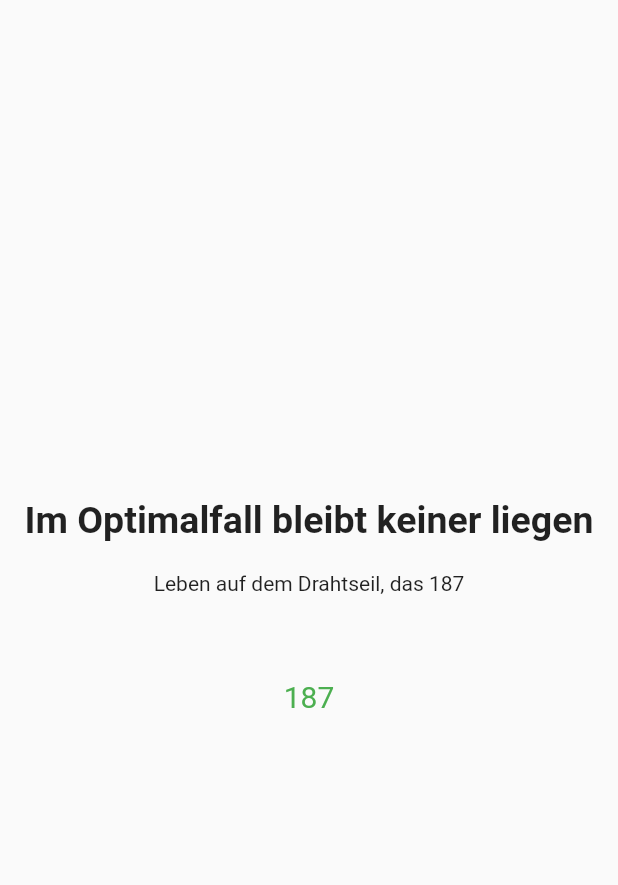
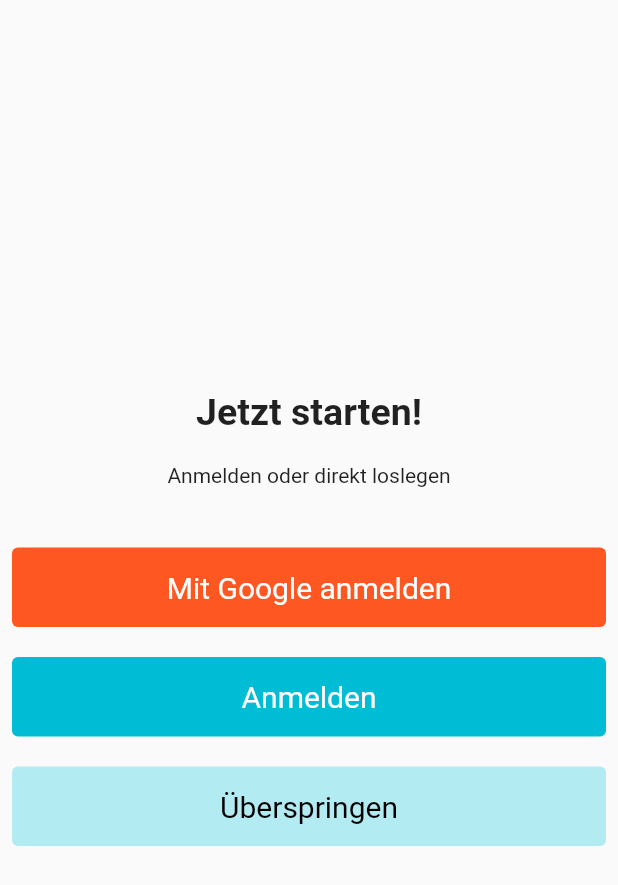
Before and after one commit to BiyCck/Food-Q-lator, a Flutter app: the Onboarding3 screen opened directly, on a phone screen of 412 x 824 dp. Shown: the top 885 px of the screen. Run offline on Flutter 3.47's test engine with Material 2 defaults, Android fonts, the phone set to English and light mode, and no system bars; Roboto replaces fonts that are missing (Montsserrat); project files that could hold a hidden picture were left out.

Commit message:
Seite3start

```diff
--- a/food_q_lator/lib/screens/onboarding_3.dart
+++ b/food_q_lator/lib/screens/onboarding_3.dart
@@ -1,6 +1,8 @@
 import 'package:flutter/material.dart';
 import 'package:flutter/src/widgets/container.dart';
 import 'package:flutter/src/widgets/framework.dart';
+import 'package:food_q_lator/screens/home_screen.dart';
+import 'package:food_q_lator/services/constants.dart';
 
 class Onboarding3 extends StatefulWidget {
   const Onboarding3({super.key});
@@ -20,21 +22,43 @@
           crossAxisAlignment: CrossAxisAlignment.stretch,
 
           children: [
-            Text("Im Optimalfall bleibt keiner liegen", textAlign: TextAlign.center,style: TextStyle(fontWeight: FontWeight.bold, fontSize: 25.0,),),
+            Text("Jetzt starten!", textAlign: TextAlign.center,style: TextStyle(fontWeight: FontWeight.bold, fontSize: 25.0, fontFamily: 'Montsserrat'),),
             SizedBox(height: 20.0,),
-            Text("Leben auf dem Drahtseil, das 187", textAlign: TextAlign.center),
+            Text("Anmelden oder direkt loslegen", textAlign: TextAlign.center),
             SizedBox(height: 40.0,),
             TextButton(
                   style: TextButton.styleFrom(
-                    foregroundColor: Colors.green,
-                    padding: const EdgeInsets.all(16.0),
+                    foregroundColor: Colors.white,
+                    backgroundColor: kAccentColor,
+                    padding: const EdgeInsets.all(15.0),
                     textStyle: const TextStyle(fontSize: 20),
-
                   ),
                   onPressed: () {},
-                  child: const Text('187'),
+                  child: const Text('Mit Google anmelden'),
                 ),
-
+            SizedBox(height: 20.0,),
+            TextButton(
+                  style: TextButton.styleFrom(
+                    foregroundColor: Colors.white,
+                    backgroundColor: kPrimaryColor,
+                    padding: const EdgeInsets.all(15.0),
+                    textStyle: const TextStyle(fontSize: 20),
+                  ),
+                  onPressed: () {},
+                  child: const Text('Anmelden'),
+                ),
+            SizedBox(height: 20.0,),
+            TextButton(
+              style: TextButton.styleFrom(
+                    foregroundColor: Colors.black,
+                    backgroundColor: kLightPrimaryColor,
+                    padding: const EdgeInsets.all(15.0),
+                    textStyle: const TextStyle(fontSize: 20),
+                  ),
+              onPressed: () => Navigator.push(
+                context, MaterialPageRoute(builder: (context) => const HomeScreen()),
+                ),
+                 child: const Text('Überspringen')),
           ],
         ),
       ),
```
